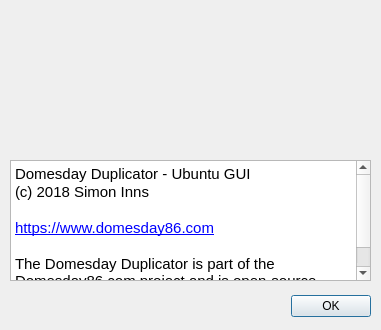
simoninns/DomesdayDuplicator-gui-app, file Linux-Application/DomesdayDuplicator/aboutdialog.ui: the form before one commit.
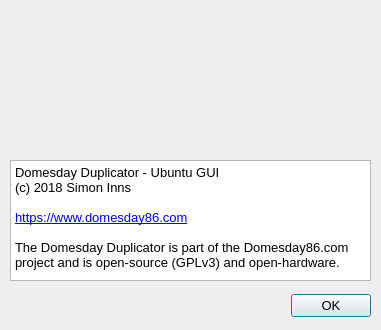
The form after the commit. Icons and pictures are not drawn.

Commit message: Modification to GUI forms and restructure of main windows code

Diff of the .ui file:
```diff
--- a/Linux-Application/DomesdayDuplicator/aboutdialog.ui
+++ b/Linux-Application/DomesdayDuplicator/aboutdialog.ui
@@ -28,6 +28,11 @@
     <height>330</height>
    </size>
   </property>
+  <property name="font">
+   <font>
+    <pointsize>10</pointsize>
+   </font>
+  </property>
   <property name="windowTitle">
    <string>About Domesday Duplicator</string>
   </property>
@@ -60,7 +65,7 @@
     <string>&lt;!DOCTYPE HTML PUBLIC &quot;-//W3C//DTD HTML 4.0//EN&quot; &quot;http://www.w3.org/TR/REC-html40/strict.dtd&quot;&gt;
 &lt;html&gt;&lt;head&gt;&lt;meta name=&quot;qrichtext&quot; content=&quot;1&quot; /&gt;&lt;style type=&quot;text/css&quot;&gt;
 p, li { white-space: pre-wrap; }
-&lt;/style&gt;&lt;/head&gt;&lt;body style=&quot; font-family:'Ubuntu'; font-size:11pt; font-weight:400; font-style:normal;&quot;&gt;
+&lt;/style&gt;&lt;/head&gt;&lt;body style=&quot; font-family:'Ubuntu'; font-size:10pt; font-weight:400; font-style:normal;&quot;&gt;
 &lt;p style=&quot; margin-top:0px; margin-bottom:0px; margin-left:0px; margin-right:0px; -qt-block-indent:0; text-indent:0px;&quot;&gt;Domesday Duplicator - Ubuntu GUI&lt;/p&gt;
 &lt;p style=&quot; margin-top:0px; margin-bottom:0px; margin-left:0px; margin-right:0px; -qt-block-indent:0; text-indent:0px;&quot;&gt;(c) 2018 Simon Inns&lt;/p&gt;
 &lt;p style=&quot;-qt-paragraph-type:empty; margin-top:0px; margin-bottom:0px; margin-left:0px; margin-right:0px; -qt-block-indent:0; text-indent:0px;&quot;&gt;&lt;br /&gt;&lt;/p&gt;
```
The commit also changes 6 other files.
